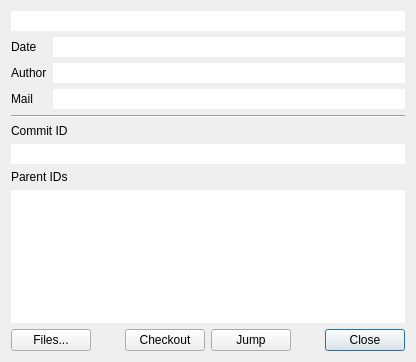
First picture: the form in src/CommitPropertyDialog.ui, repository soramimi/Guitar, before the edit.
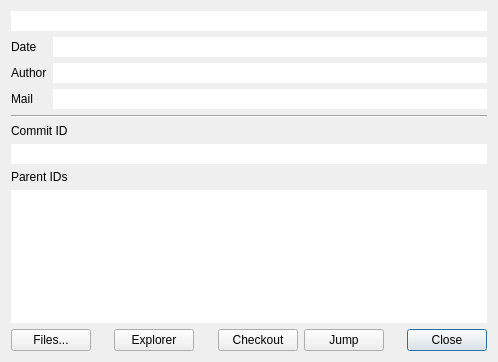
Second picture: the form after the edit. Custom widgets are drawn as their Qt base class.

```diff
--- a/src/CommitPropertyDialog.ui
+++ b/src/CommitPropertyDialog.ui
@@ -6,7 +6,7 @@
    <rect>
     <x>0</x>
     <y>0</y>
-    <width>416</width>
+    <width>498</width>
     <height>362</height>
    </rect>
   </property>
@@ -151,6 +151,26 @@
        </property>
       </spacer>
      </item>
+     <item>
+      <widget class="QPushButton" name="pushButton_explorer">
+       <property name="text">
+        <string>Explorer</string>
+       </property>
+      </widget>
+     </item>
+     <item>
+      <spacer name="horizontalSpacer_3">
+       <property name="orientation">
+        <enum>Qt::Horizontal</enum>
+       </property>
+       <property name="sizeHint" stdset="0">
+        <size>
+         <width>40</width>
+         <height>20</height>
+        </size>
+       </property>
+      </spacer>
+     </item>
      <item>
       <widget class="QPushButton" name="pushButton_checkout">
        <property name="text">
```
